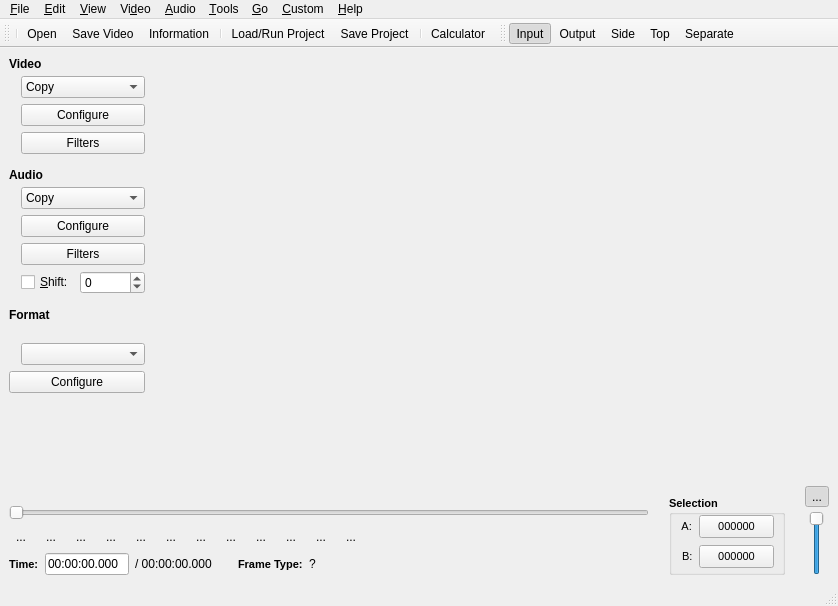
This is branches/avidemux_2.6_branch_mean/avidemux/qt4/ADM_userInterfaces/ADM_gui/gui2.ui in BackupTheBerlios/avidemux-svn as Qt 5 draws it before an edit. The edited form follows.
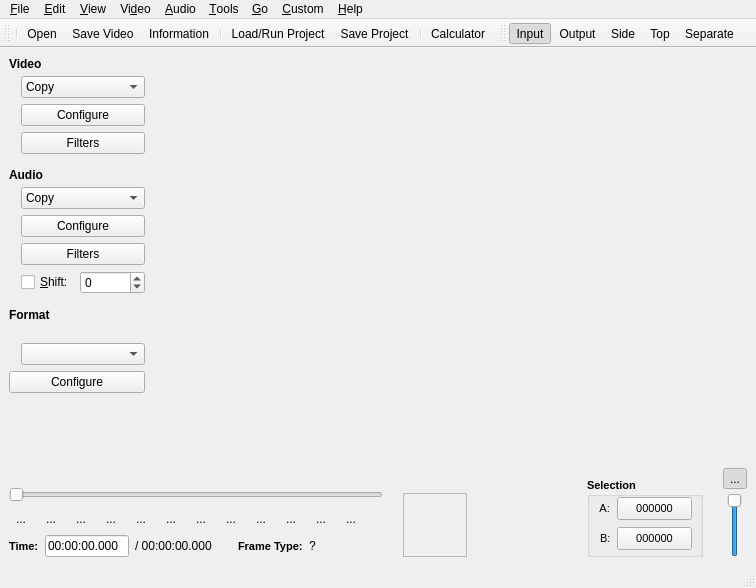
This is the edited form. Icons and pictures are not drawn. Custom widgets are drawn as their Qt base class.

Commit message: [UI] Add a small level visualization widget to help debug the channel mapping

```diff
--- a/branches/avidemux_2.6_branch_mean/avidemux/qt4/ADM_userInterfaces/ADM_gui/gui2.ui
+++ b/branches/avidemux_2.6_branch_mean/avidemux/qt4/ADM_userInterfaces/ADM_gui/gui2.ui
@@ -7,8 +7,8 @@
    <rect>
     <x>0</x>
     <y>0</y>
-    <width>838</width>
-    <height>606</height>
+    <width>756</width>
+    <height>588</height>
    </rect>
   </property>
   <property name="windowTitle">
@@ -979,6 +979,52 @@
         </property>
        </spacer>
       </item>
+      <item>
+       <layout class="QVBoxLayout" name="verticalLayout">
+        <item>
+         <spacer name="verticalSpacer">
+          <property name="orientation">
+           <enum>Qt::Vertical</enum>
+          </property>
+          <property name="sizeHint" stdset="0">
+           <size>
+            <width>20</width>
+            <height>40</height>
+           </size>
+          </property>
+         </spacer>
+        </item>
+        <item>
+         <widget class="QFrame" name="frameVU">
+          <property name="minimumSize">
+           <size>
+            <width>64</width>
+            <height>64</height>
+           </size>
+          </property>
+          <property name="frameShape">
+           <enum>QFrame::StyledPanel</enum>
+          </property>
+          <property name="frameShadow">
+           <enum>QFrame::Raised</enum>
+          </property>
+         </widget>
+        </item>
+       </layout>
+      </item>
+      <item>
+       <spacer name="horizontalSpacer">
+        <property name="orientation">
+         <enum>Qt::Horizontal</enum>
+        </property>
+        <property name="sizeHint" stdset="0">
+         <size>
+          <width>40</width>
+          <height>20</height>
+         </size>
+        </property>
+       </spacer>
+      </item>
       <item>
        <layout class="QVBoxLayout">
         <property name="spacing">
@@ -1245,7 +1291,7 @@
     <rect>
      <x>0</x>
      <y>0</y>
-     <width>838</width>
+     <width>756</width>
      <height>21</height>
     </rect>
    </property>
```
The commit also changes 6 other files.
